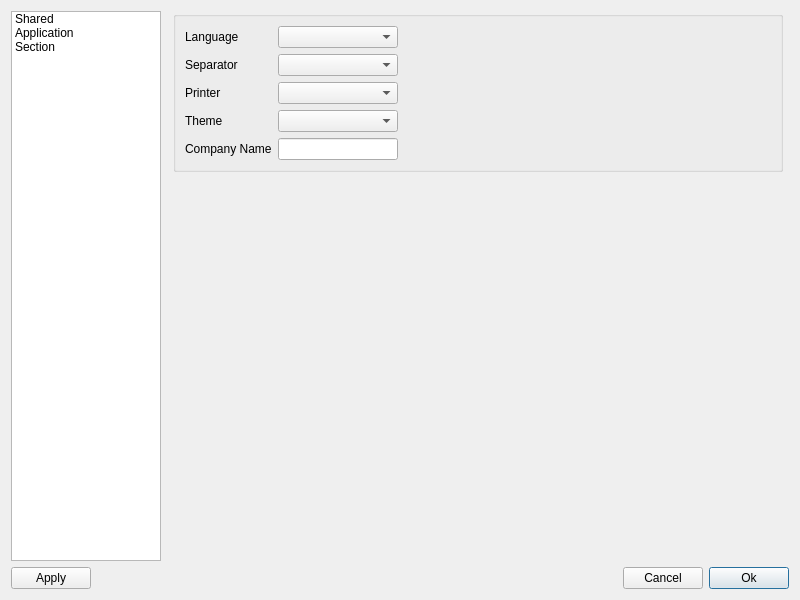
Old version of the form dialog/preferences.ui in the repository ytxerp/ytx-client.
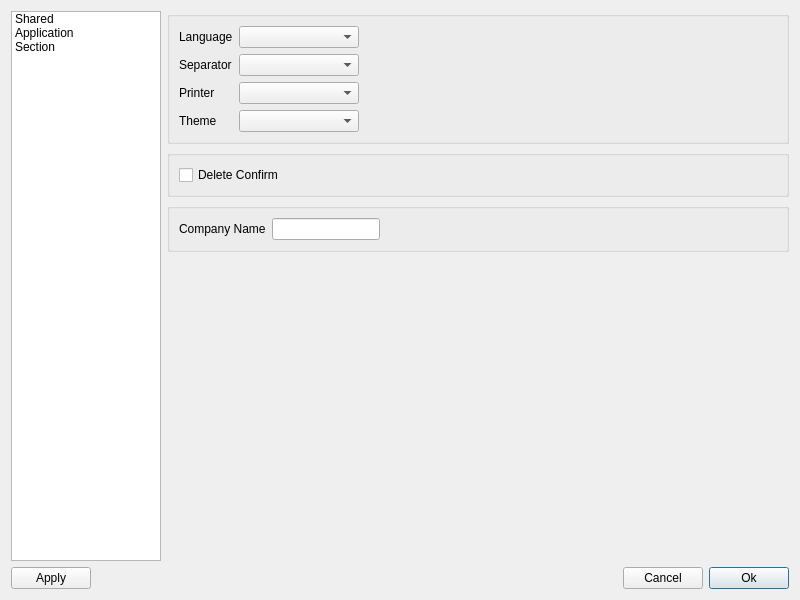
New version of the form. The open tabs and pages were chosen to show the change. Custom widgets are drawn as their Qt base class.

What changed in the file:
```diff
--- a/dialog/preferences.ui
+++ b/dialog/preferences.ui
@@ -51,10 +51,10 @@
      </item>
     </widget>
    </item>
-   <item row="0" column="2">
+   <item row="0" column="1">
     <widget class="QStackedWidget" name="stackedWidget">
      <property name="currentIndex">
-      <number>0</number>
+      <number>1</number>
      </property>
      <widget class="QWidget" name="page_1">
       <layout class="QGridLayout" name="gridLayout_3">
@@ -177,13 +177,10 @@
           <string/>
          </property>
          <layout class="QGridLayout" name="gridLayout">
-          <item row="3" column="1">
-           <widget class="ComboBox" name="comboTheme">
-            <property name="minimumSize">
-             <size>
-              <width>120</width>
-              <height>0</height>
-             </size>
+          <item row="0" column="0">
+           <widget class="QLabel" name="label_5">
+            <property name="text">
+             <string>Language</string>
             </property>
            </widget>
           </item>
@@ -197,6 +194,13 @@
             </property>
            </widget>
           </item>
+          <item row="1" column="0">
+           <widget class="QLabel" name="label_11">
+            <property name="text">
+             <string>Separator</string>
+            </property>
+           </widget>
+          </item>
           <item row="1" column="2">
            <spacer name="horizontalSpacer_13">
             <property name="orientation">
@@ -210,10 +214,30 @@
             </property>
            </spacer>
           </item>
-          <item row="1" column="0">
-           <widget class="QLabel" name="label_11">
+          <item row="3" column="1">
+           <widget class="ComboBox" name="comboTheme">
+            <property name="minimumSize">
+             <size>
+              <width>120</width>
+              <height>0</height>
+             </size>
+            </property>
+           </widget>
+          </item>
+          <item row="2" column="1">
+           <widget class="ComboBox" name="comboPrinter">
+            <property name="minimumSize">
+             <size>
+              <width>120</width>
+              <height>0</height>
+             </size>
+            </property>
+           </widget>
+          </item>
+          <item row="2" column="0">
+           <widget class="QLabel" name="label_2">
             <property name="text">
-             <string>Separator</string>
+             <string>Printer</string>
             </property>
            </widget>
           </item>
@@ -224,30 +248,6 @@
             </property>
            </widget>
           </item>
-          <item row="2" column="0">
-           <widget class="QLabel" name="label_2">
-            <property name="text">
-             <string>Printer</string>
-            </property>
-           </widget>
-          </item>
-          <item row="2" column="1">
-           <widget class="ComboBox" name="comboPrinter">
-            <property name="minimumSize">
-             <size>
-              <width>120</width>
-              <height>0</height>
-             </size>
-            </property>
-           </widget>
-          </item>
-          <item row="0" column="0">
-           <widget class="QLabel" name="label_5">
-            <property name="text">
-             <string>Language</string>
-            </property>
-           </widget>
-          </item>
           <item row="1" column="1">
            <widget class="ComboBox" name="comboSeparator">
             <property name="minimumSize">
@@ -258,20 +258,10 @@
             </property>
            </widget>
           </item>
-          <item row="4" column="0">
-           <widget class="QLabel" name="label_7">
-            <property name="text">
-             <string>Company Name</string>
-            </property>
-           </widget>
-          </item>
-          <item row="4" column="1">
-           <widget class="QLineEdit" name="lineCompanyName"/>
-          </item>
          </layout>
         </widget>
        </item>
-       <item row="1" column="0">
+       <item row="3" column="0">
         <spacer name="verticalSpacer">
          <property name="orientation">
           <enum>Qt::Orientation::Vertical</enum>
@@ -284,6 +274,77 @@
          </property>
         </spacer>
        </item>
+       <item row="2" column="0">
+        <widget class="QGroupBox" name="groupBox_5">
+         <property name="title">
+          <string/>
+         </property>
+         <layout class="QGridLayout" name="gridLayout_9">
+          <item row="0" column="3">
+           <spacer name="horizontalSpacer_3">
+            <property name="orientation">
+             <enum>Qt::Orientation::Horizontal</enum>
+            </property>
+            <property name="sizeHint" stdset="0">
+             <size>
+              <width>180</width>
+              <height>20</height>
+             </size>
+            </property>
+           </spacer>
+          </item>
+          <item row="0" column="1" colspan="2">
+           <widget class="QLineEdit" name="lineCompanyName">
+            <property name="sizePolicy">
+             <sizepolicy hsizetype="Preferred" vsizetype="Fixed">
+              <horstretch>0</horstretch>
+              <verstretch>0</verstretch>
+             </sizepolicy>
+            </property>
+           </widget>
+          </item>
+          <item row="0" column="0">
+           <widget class="QLabel" name="label_7">
+            <property name="text">
+             <string>Company Name</string>
+            </property>
+           </widget>
+          </item>
+         </layout>
+        </widget>
+       </item>
+       <item row="1" column="0">
+        <widget class="QGroupBox" name="groupBox_6">
+         <property name="title">
+          <string/>
+         </property>
+         <layout class="QGridLayout" name="gridLayout_10">
+          <item row="0" column="1">
+           <spacer name="horizontalSpacer_4">
+            <property name="orientation">
+             <enum>Qt::Orientation::Horizontal</enum>
+            </property>
+            <property name="sizeHint" stdset="0">
+             <size>
+              <width>40</width>
+              <height>20</height>
+             </size>
+            </property>
+           </spacer>
+          </item>
+          <item row="0" column="0">
+           <widget class="QCheckBox" name="chkBoxDeleteConfirm">
+            <property name="toolTip">
+             <string>Show confirmation dialog before deleting entries</string>
+            </property>
+            <property name="text">
+             <string>Delete Confirm</string>
+            </property>
+           </widget>
+          </item>
+         </layout>
+        </widget>
+       </item>
       </layout>
      </widget>
      <widget class="QWidget" name="page_3">
@@ -607,7 +668,7 @@
      </widget>
     </widget>
    </item>
-   <item row="1" column="0" colspan="4">
+   <item row="1" column="0" colspan="2">
     <layout class="QHBoxLayout" name="horizontalLayout">
      <item>
       <widget class="QPushButton" name="pBtnApply">
```
